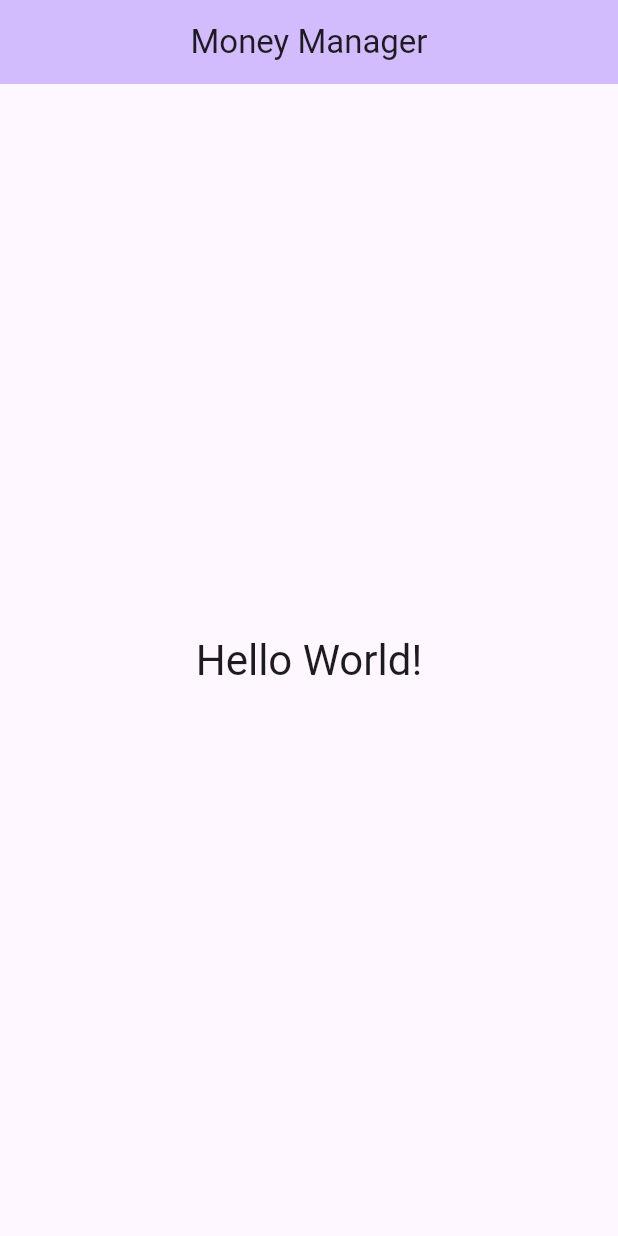
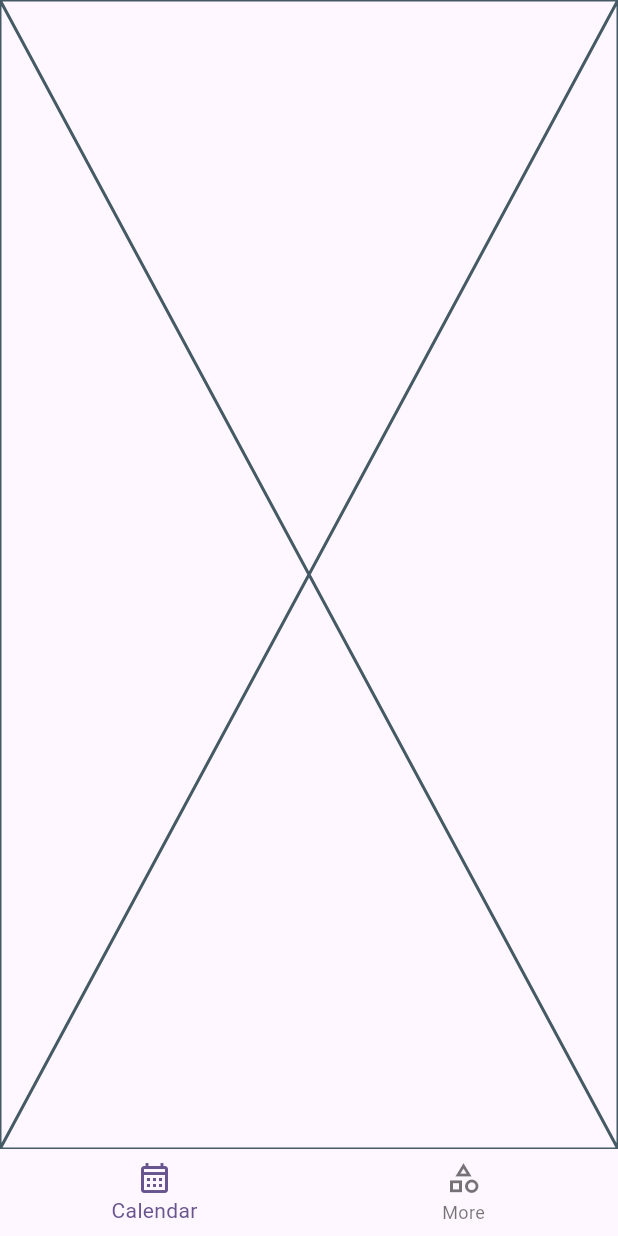
Before and after one commit to camilod529/pocket_guard, a Flutter app: the screen it shows after launch, on a phone screen of 412 x 824 dp. Run offline on Flutter 3.47's test engine with Material 3 defaults, Android fonts, the light colour scheme and no system bars; our stand-ins replace go_router.

Commit message:
feat: implement navigation and add calendar and more views with localization support

```diff
--- /dev/null
+++ b/lib/config/router/router.dart
@@ -0,0 +1,18 @@
+import 'package:go_router/go_router.dart';
+import 'package:money_manager_flutter/config/router/routes.dart';
+import 'package:money_manager_flutter/presentation/screens/home_screen.dart';
+
+final appRouter = GoRouter(
+  initialLocation: Routes.home,
+  routes: [
+    GoRoute(
+      path: Routes.home,
+      builder: (context, state) {
+        final pageIndex =
+            int.tryParse(state.pathParameters['page'] ?? '0') ?? 0;
+
+        return HomeScreen(pageIndex: pageIndex);
+      },
+    ),
+  ],
+);
--- /dev/null
+++ b/lib/config/router/routes.dart
@@ -0,0 +1,5 @@
+abstract class Routes {
+  static const String home = '/home/:page';
+
+  static String changeViewPage(int page) => home.replaceAll(':page', '$page');
+}
--- a/lib/l10n/app_en.arb
+++ b/lib/l10n/app_en.arb
@@ -7,5 +7,13 @@
   "helloWorld": "Hello World!",
   "@helloWorld": {
     "description": "A simple greeting message"
+  },
+  "calendar": "Calendar",
+  "@calendar": {
+    "description": "Label for the calendar view"
+  },
+  "more": "More",
+  "@more": {
+    "description": "Label for the more options view"
   }
 }
--- a/lib/l10n/app_es.arb
+++ b/lib/l10n/app_es.arb
@@ -1,5 +1,7 @@
 {
     "@@locale": "es",
     "appTitle": "Administrador de Dinero",
-    "helloWorld": "¡Hola Mundo!"
+    "helloWorld": "¡Hola Mundo!",
+    "calendar": "Calendario",
+    "more": "Más"
 }
--- a/lib/l10n/app_localizations.dart
+++ b/lib/l10n/app_localizations.dart
@@ -106,6 +106,18 @@ abstract class AppLocalizations {
   /// In en, this message translates to:
   /// **'Hello World!'**
   String get helloWorld;
+
+  /// Label for the calendar view
+  ///
+  /// In en, this message translates to:
+  /// **'Calendar'**
+  String get calendar;
+
+  /// Label for the more options view
+  ///
+  /// In en, this message translates to:
+  /// **'More'**
+  String get more;
 }
 
 class _AppLocalizationsDelegate extends LocalizationsDelegate<AppLocalizations> {
--- a/lib/l10n/app_localizations_en.dart
+++ b/lib/l10n/app_localizations_en.dart
@@ -13,4 +13,10 @@ class AppLocalizationsEn extends AppLocalizations {
 
   @override
   String get helloWorld => 'Hello World!';
+
+  @override
+  String get calendar => 'Calendar';
+
+  @override
+  String get more => 'More';
 }
--- a/lib/l10n/app_localizations_es.dart
+++ b/lib/l10n/app_localizations_es.dart
@@ -13,4 +13,10 @@ class AppLocalizationsEs extends AppLocalizations {
 
   @override
   String get helloWorld => '¡Hola Mundo!';
+
+  @override
+  String get calendar => 'Calendario';
+
+  @override
+  String get more => 'Más';
 }
--- a/lib/main.dart
+++ b/lib/main.dart
@@ -1,4 +1,5 @@
 import 'package:flutter/material.dart';
+import 'package:money_manager_flutter/config/router/router.dart';
 import 'package:money_manager_flutter/config/theme/app_theme.dart';
 
 import 'l10n/app_localizations.dart';
@@ -12,14 +13,14 @@ class MainApp extends StatelessWidget {
 
   @override
   Widget build(BuildContext context) {
-    return MaterialApp(
+    return MaterialApp.router(
       localizationsDelegates: AppLocalizations.localizationsDelegates,
       supportedLocales: AppLocalizations.supportedLocales,
       debugShowCheckedModeBanner: false,
       theme: AppTheme().lightTheme,
       darkTheme: AppTheme().darkTheme,
       themeMode: ThemeMode.system,
-      home: MyHomePage(),
+      routerConfig: appRouter,
     );
   }
 }
--- /dev/null
+++ b/lib/presentation/screens/home_screen.dart
@@ -0,0 +1,21 @@
+import 'package:flutter/material.dart';
+import 'package:money_manager_flutter/presentation/views/calendar_view.dart';
+import 'package:money_manager_flutter/presentation/views/more_view.dart';
+import 'package:money_manager_flutter/presentation/widgets/shared/custom_bottom_navigation_bar.dart';
+
+class HomeScreen extends StatelessWidget {
+  static const name = 'home_screen';
+  final int pageIndex;
+
+  final viewRoutes = const [CalendarView(), MoreView()];
+
+  const HomeScreen({super.key, required this.pageIndex});
+
+  @override
+  Widget build(BuildContext context) {
+    return Scaffold(
+      body: IndexedStack(index: pageIndex, children: viewRoutes),
+      bottomNavigationBar: CustomBottomNavigationBar(currentIndex: pageIndex),
+    );
+  }
+}
--- /dev/null
+++ b/lib/presentation/views/calendar_view.dart
@@ -0,0 +1,10 @@
+import 'package:flutter/material.dart';
+
+class CalendarView extends StatelessWidget {
+  const CalendarView({super.key});
+
+  @override
+  Widget build(BuildContext context) {
+    return Placeholder();
+  }
+}
--- /dev/null
+++ b/lib/presentation/views/more_view.dart
@@ -0,0 +1,10 @@
+import 'package:flutter/material.dart';
+
+class MoreView extends StatelessWidget {
+  const MoreView({super.key});
+
+  @override
+  Widget build(BuildContext context) {
+    return const Placeholder();
+  }
+}
--- /dev/null
+++ b/lib/presentation/widgets/shared/custom_bottom_navigation_bar.dart
@@ -0,0 +1,34 @@
+import 'package:flutter/material.dart';
+import 'package:go_router/go_router.dart';
+import 'package:money_manager_flutter/config/router/routes.dart';
+import 'package:money_manager_flutter/l10n/app_localizations.dart';
+
+class CustomBottomNavigationBar extends StatelessWidget {
+  final int currentIndex;
+  const CustomBottomNavigationBar({super.key, required this.currentIndex});
+
+  @override
+  Widget build(BuildContext context) {
+    final localizations = AppLocalizations.of(context)!;
+
+    return BottomNavigationBar(
+      elevation: 0,
+      currentIndex: currentIndex,
+      onTap: (value) => _onItemTap(context, value),
+      items: [
+        BottomNavigationBarItem(
+          icon: Icon(Icons.calendar_month_outlined),
+          label: localizations.calendar,
+        ),
+        BottomNavigationBarItem(
+          icon: Icon(Icons.category_outlined),
+          label: localizations.more,
+        ),
+      ],
+    );
+  }
+
+  void _onItemTap(BuildContext context, int index) {
+    context.go(Routes.changeViewPage(index));
+  }
+}
--- a/pubspec.yaml
+++ b/pubspec.yaml
@@ -11,6 +11,7 @@ dependencies:
     sdk: flutter
   flutter_localizations:
     sdk: flutter
+  go_router: ^17.0.1
   intl: ^0.20.2
 
 dev_dependencies:
```
Also changed, not shown: pubspec.lock.
